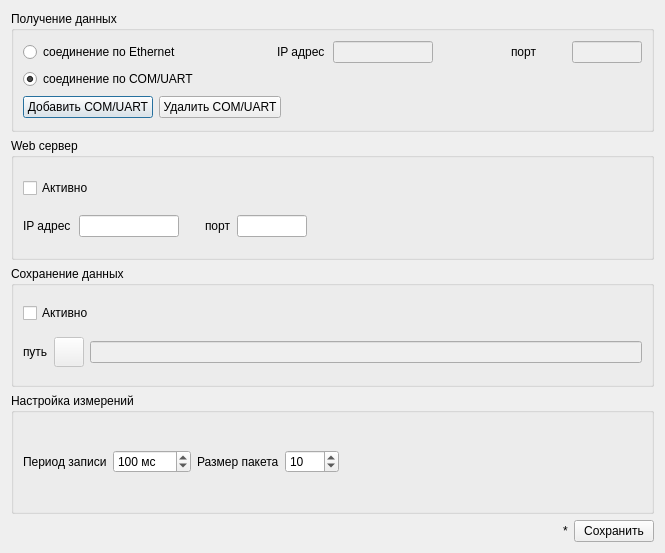
Tyill/SVisual, file src/SVMonitor/forms/settingsPanel.ui: the form before one commit.
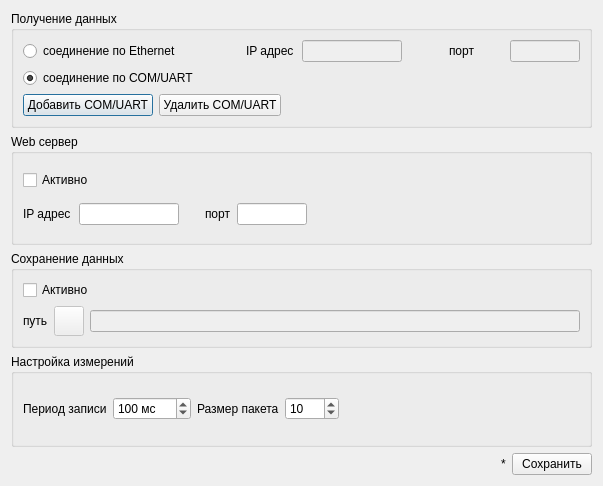
The form after the commit. Icons and pictures are not drawn.

Patch:
```diff
--- a/src/SVMonitor/forms/settingsPanel.ui
+++ b/src/SVMonitor/forms/settingsPanel.ui
@@ -6,8 +6,8 @@
    <rect>
     <x>0</x>
     <y>0</y>
-    <width>665</width>
-    <height>553</height>
+    <width>603</width>
+    <height>486</height>
    </rect>
   </property>
   <property name="minimumSize">
```
